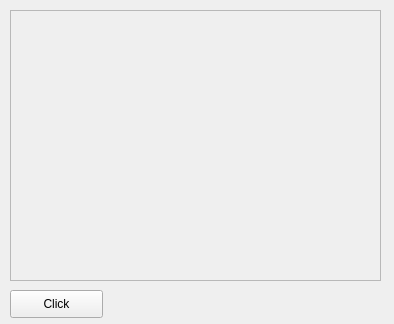
Before: the Qt Designer form GDP/GDP/camerawidget.ui in barry-durnin/GroupPikDeveloper, drawn with Qt 5.
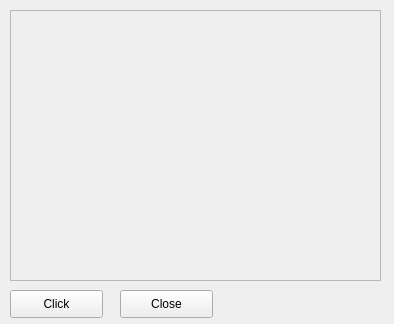
After: the same form once the commit is applied.

Commit message:
Fix the custom signal events (friend class not needed) application flow fixed
camerawidget:
Add a new close button to widget
on_pushButtonClose_clicked
sends out a custom signal and stops the camera

groupviewsettings:
Implement the widget.
check for zero size fields
sends out custom events on buttons clicks

groupview:
Check for custom signals from the camera and groupview settings
handle application flow, closing and showing widgets on custom events
dynamic buttons added woith the information form the groupviewsettings widget information

Diff of the .ui file:
```diff
--- a/GDP/GDP/camerawidget.ui
+++ b/GDP/GDP/camerawidget.ui
@@ -49,6 +49,19 @@
     <string>Click</string>
    </property>
   </widget>
+  <widget class="QPushButton" name="pushButtonClose">
+   <property name="geometry">
+    <rect>
+     <x>120</x>
+     <y>290</y>
+     <width>93</width>
+     <height>28</height>
+    </rect>
+   </property>
+   <property name="text">
+    <string>Close</string>
+   </property>
+  </widget>
  </widget>
  <resources/>
  <connections/>
```
The commit also changes 6 other files.
